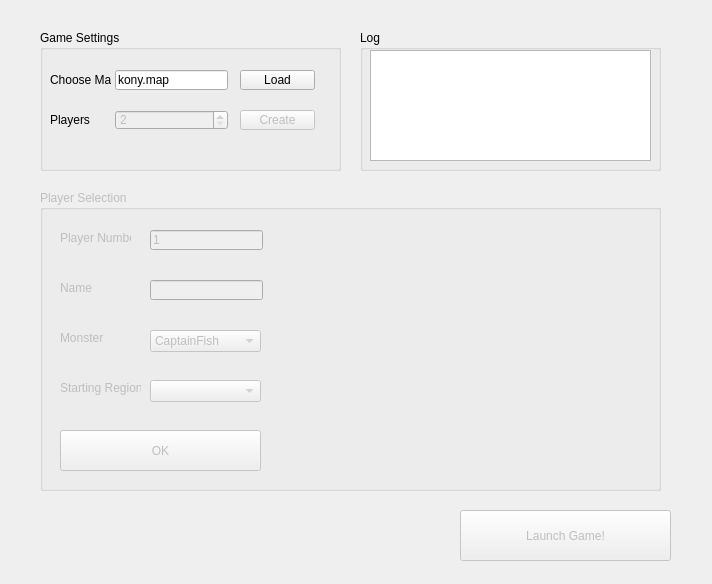
adnanutayim/KONY, file welcomescreen.ui: the form before one commit.
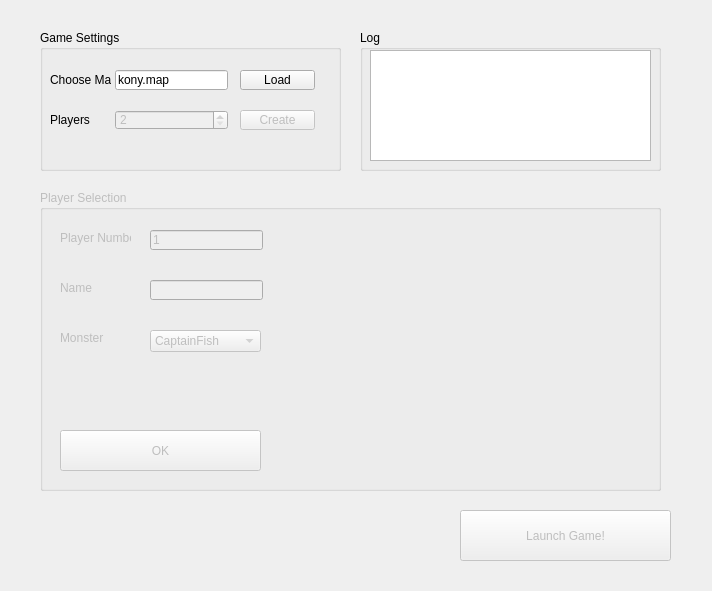
The form after the commit.

The edit to the form file:
```diff
--- a/welcomescreen.ui
+++ b/welcomescreen.ui
@@ -7,7 +7,7 @@
     <x>0</x>
     <y>0</y>
     <width>712</width>
-    <height>584</height>
+    <height>591</height>
    </rect>
   </property>
   <property name="windowTitle">
@@ -154,19 +154,6 @@
      <string>Name</string>
     </property>
    </widget>
-   <widget class="QLabel" name="label_5">
-    <property name="geometry">
-     <rect>
-      <x>20</x>
-      <y>190</y>
-      <width>81</width>
-      <height>16</height>
-     </rect>
-    </property>
-    <property name="text">
-     <string>Starting Region</string>
-    </property>
-   </widget>
    <widget class="QLabel" name="label_6">
     <property name="geometry">
      <rect>
@@ -249,16 +236,6 @@
      </property>
     </item>
    </widget>
-   <widget class="QComboBox" name="playerRegionEdit">
-    <property name="geometry">
-     <rect>
-      <x>110</x>
-      <y>190</y>
-      <width>111</width>
-      <height>22</height>
-     </rect>
-    </property>
-   </widget>
    <widget class="QPushButton" name="pushButton">
     <property name="geometry">
      <rect>
```
